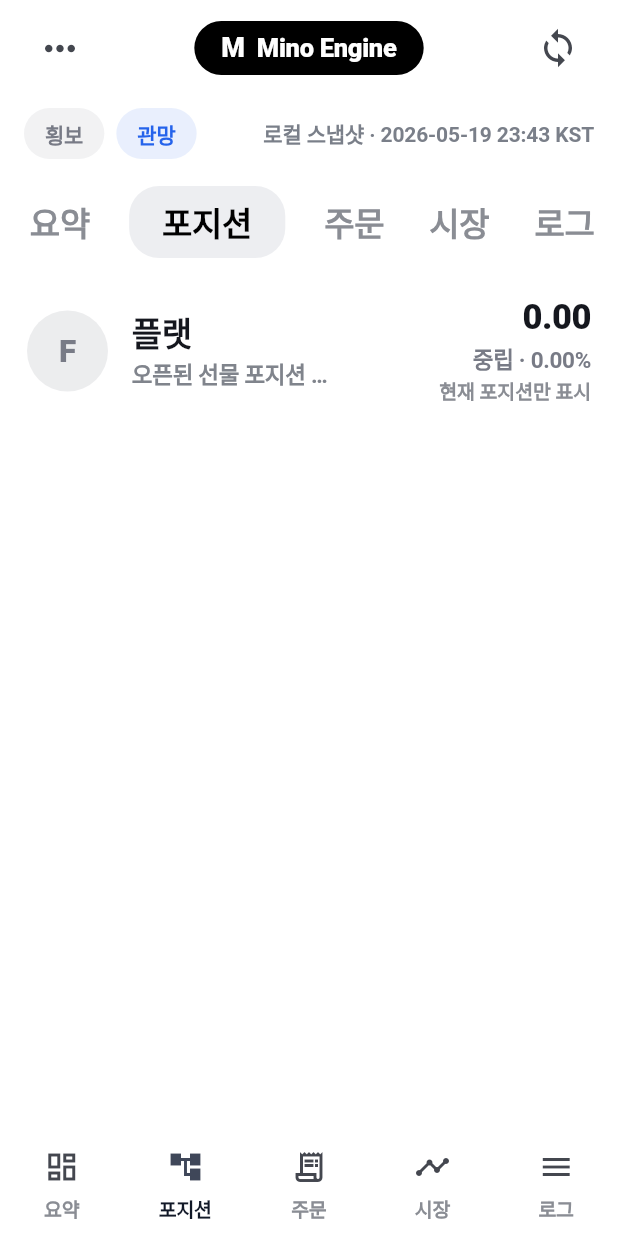
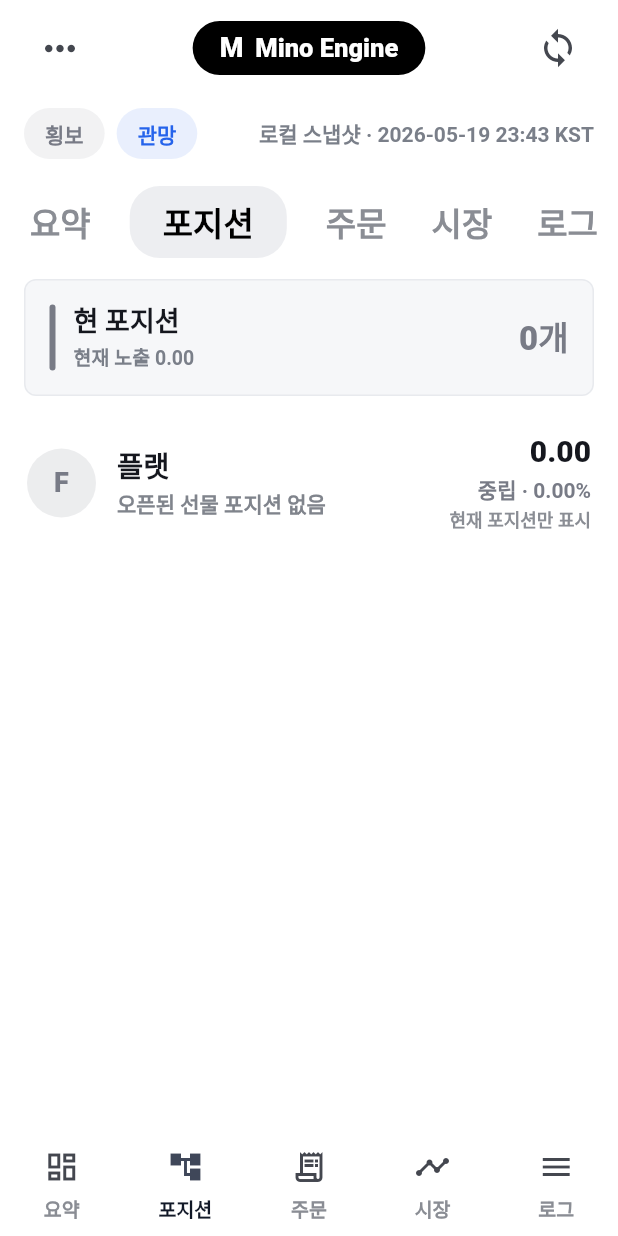
Before and after one commit to Mino1214/rebalancing, a Flutter app: the screen it shows after launch, after a tap on "포지션", on a phone screen of 412 x 824 dp. Run offline on Flutter 3.47's test engine with Material 3 defaults, Android fonts, the phone set to English and light mode, and no system bars; network calls fail.

Commit message:
Polish mobile observer console

```diff
--- a/apps/rebalancing_observer/lib/main.dart
+++ b/apps/rebalancing_observer/lib/main.dart
@@ -53,7 +53,7 @@
               color: states.contains(WidgetState.selected)
                   ? const Color(0xFF111827)
                   : const Color(0xFF8A8D94),
-              letterSpacing: -0.2,
+              letterSpacing: 0,
               height: 1.2,
             ),
           ),
@@ -225,7 +225,7 @@
                       style: Theme.of(context).textTheme.titleMedium?.copyWith(
                             color: Colors.white,
                             fontWeight: FontWeight.w800,
-                            letterSpacing: -0.2,
+                            letterSpacing: 0,
                             fontSize: 17,
                           ),
                     ),
@@ -267,7 +267,7 @@
                     color: Color(0xFF7A7F89),
                     fontSize: 14,
                     fontWeight: FontWeight.w700,
-                    letterSpacing: -0.1,
+                    letterSpacing: 0,
                   ),
                 ),
               ),
@@ -322,7 +322,7 @@
                     color: selected ? Colors.black : const Color(0xFF8A8D94),
                     fontSize: 22,
                     fontWeight: FontWeight.w800,
-                    letterSpacing: -0.2,
+                    letterSpacing: 0,
                     height: 1.1,
                   ),
                 ),
@@ -344,7 +344,13 @@
   Widget build(BuildContext context) {
     return RefreshIndicator(
       onRefresh: () async {},
-      child: WatchListScaffold(items: summaryItems(snapshot)),
+      child: WatchListScaffold(
+        title: '운영 요약',
+        subtitle: '${sourceLabel(snapshot.source)} · ${snapshot.lastUpdated}',
+        metric: compactUsdt(snapshot.equity),
+        accent: regimeColor(snapshot.regime),
+        items: summaryItems(snapshot),
+      ),
     );
   }
 }
@@ -356,7 +362,15 @@
 
   @override
   Widget build(BuildContext context) {
-    return WatchListScaffold(items: positionItems(snapshot));
+    return WatchListScaffold(
+      title: '현 포지션',
+      subtitle: '현재 노출 ${compactUsdt(snapshot.currentExposure)}',
+      metric: '${snapshot.positions.length}개',
+      accent: snapshot.positions.isEmpty
+          ? const Color(0xFF787B86)
+          : const Color(0xFF2563EB),
+      items: positionItems(snapshot),
+    );
   }
 }
 
@@ -367,7 +381,15 @@
 
   @override
   Widget build(BuildContext context) {
-    return WatchListScaffold(items: orderItems(snapshot));
+    return WatchListScaffold(
+      title: '주문 대기열',
+      subtitle: '목표 노출 ${compactUsdt(snapshot.targetExposure)}',
+      metric: '${snapshot.orders.length}개',
+      accent: snapshot.orders.isEmpty
+          ? const Color(0xFF787B86)
+          : const Color(0xFFC08A17),
+      items: orderItems(snapshot),
+    );
   }
 }
 
@@ -378,7 +400,13 @@
 
   @override
   Widget build(BuildContext context) {
-    return WatchListScaffold(items: marketItems(snapshot));
+    return WatchListScaffold(
+      title: '시장 콘솔',
+      subtitle: 'Stable.D · Top10.D · Breadth',
+      metric: snapshot.marketBias,
+      accent: regimeColor(snapshot.regime),
+      items: marketItems(snapshot),
+    );
   }
 }
 
@@ -389,23 +417,150 @@
 
   @override
   Widget build(BuildContext context) {
-    return WatchListScaffold(items: consoleItems(snapshot));
+    return WatchListScaffold(
+      title: '이벤트 로그',
+      subtitle: snapshot.lastUpdated,
+      metric: '${snapshot.events.length}개',
+      accent: const Color(0xFF2563EB),
+      items: consoleItems(snapshot),
+    );
   }
 }
 
 class WatchListScaffold extends StatelessWidget {
-  const WatchListScaffold({super.key, required this.items});
+  const WatchListScaffold({
+    super.key,
+    required this.items,
+    required this.title,
+    required this.subtitle,
+    required this.metric,
+    required this.accent,
+  });
 
   final List<WatchItem> items;
+  final String title;
+  final String subtitle;
+  final String metric;
+  final Color accent;
 
   @override
   Widget build(BuildContext context) {
     return ListView.separated(
-      padding: const EdgeInsets.only(top: 4, bottom: 24),
-      itemCount: items.length,
-      separatorBuilder: (_, __) => const Divider(
-          height: 1, indent: 76, endIndent: 18, color: Color(0xFFEDEEF1)),
-      itemBuilder: (context, index) => WatchRow(item: items[index]),
+      padding: const EdgeInsets.only(top: 6, bottom: 24),
+      itemCount: items.length + 1,
+      separatorBuilder: (context, index) {
+        if (index == 0) {
+          return const SizedBox(height: 6);
+        }
+        return const Divider(
+          height: 1,
+          indent: 68,
+          endIndent: 18,
+          color: Color(0xFFEDEEF1),
+        );
+      },
+      itemBuilder: (context, index) {
+        if (index == 0) {
+          return ConsoleHeader(
+            title: title,
+            subtitle: subtitle,
+            metric: metric,
+            accent: accent,
+          );
+        }
+        return WatchRow(item: items[index - 1]);
+      },
+    );
+  }
+}
+
+class ConsoleHeader extends StatelessWidget {
+  const ConsoleHeader({
+    super.key,
+    required this.title,
+    required this.subtitle,
+    required this.metric,
+    required this.accent,
+  });
+
+  final String title;
+  final String subtitle;
+  final String metric;
+  final Color accent;
+
+  @override
+  Widget build(BuildContext context) {
+    return Padding(
+      padding: const EdgeInsets.fromLTRB(16, 2, 16, 8),
+      child: Container(
+        constraints: const BoxConstraints(minHeight: 78),
+        padding: const EdgeInsets.symmetric(horizontal: 16, vertical: 12),
+        decoration: BoxDecoration(
+          color: const Color(0xFFF6F7F9),
+          border: Border.all(color: const Color(0xFFE8EAEE)),
+          borderRadius: BorderRadius.circular(8),
+        ),
+        child: Row(
+          children: [
+            Container(
+              width: 4,
+              height: 44,
+              decoration: BoxDecoration(
+                color: accent,
+                borderRadius: BorderRadius.circular(2),
+              ),
+            ),
+            const SizedBox(width: 12),
+            Expanded(
+              child: Column(
+                crossAxisAlignment: CrossAxisAlignment.start,
+                mainAxisAlignment: MainAxisAlignment.center,
+                children: [
+                  Text(
+                    title,
+                    maxLines: 1,
+                    overflow: TextOverflow.ellipsis,
+                    style: const TextStyle(
+                      fontSize: 18,
+                      fontWeight: FontWeight.w900,
+                      color: Color(0xFF15171E),
+                      letterSpacing: 0,
+                      height: 1.15,
+                    ),
+                  ),
+                  const SizedBox(height: 6),
+                  Text(
+                    subtitle,
+                    maxLines: 1,
+                    overflow: TextOverflow.ellipsis,
+                    style: const TextStyle(
+                      fontSize: 13,
+                      fontWeight: FontWeight.w700,
+                      color: Color(0xFF7A7F89),
+                      letterSpacing: 0,
+                      height: 1.2,
+                    ),
+                  ),
+                ],
+              ),
+            ),
+            const SizedBox(width: 12),
+            Text(
+              metric,
+              maxLines: 1,
+              overflow: TextOverflow.ellipsis,
+              textAlign: TextAlign.end,
+              style: TextStyle(
+                fontSize: 22,
+                fontWeight: FontWeight.w900,
+                color: accent,
+                letterSpacing: 0,
+                height: 1.1,
+              ),
+            ),
+          ],
+        ),
+      ),
     );
   }
 }
@@ -420,32 +575,32 @@
     final negative = item.change.trimLeft().startsWith('-');
     final changeColor = negative ? const Color(0xFFC8404A) : item.accent;
     final rightColumnWidth =
-        (MediaQuery.sizeOf(context).width * 0.32).clamp(150.0, 280.0);
+        (MediaQuery.sizeOf(context).width * 0.30).clamp(132.0, 260.0);
     final changeText = item.changePct.isEmpty
         ? item.change
         : '${item.change} · ${item.changePct}';
 
     return SizedBox(
-      height: 104,
+      height: 88,
       child: Padding(
         padding: const EdgeInsets.symmetric(horizontal: 18),
         child: Row(
           children: [
             CircleAvatar(
-              radius: 27,
+              radius: 23,
               backgroundColor: item.accent.withValues(alpha: 0.14),
               child: Text(
                 item.marker.toUpperCase(),
                 style: TextStyle(
                   color: item.accent,
-                  fontSize: 21,
+                  fontSize: 18,
                   fontWeight: FontWeight.w900,
-                  letterSpacing: -0.2,
+                  letterSpacing: 0,
                   height: 1.0,
                 ),
               ),
             ),
-            const SizedBox(width: 16),
+            const SizedBox(width: 14),
             Expanded(
               child: Column(
                 mainAxisAlignment: MainAxisAlignment.center,
@@ -456,23 +611,23 @@
                     maxLines: 1,
                     overflow: TextOverflow.ellipsis,
                     style: const TextStyle(
-                      fontSize: 22,
+                      fontSize: 19,
                       fontWeight: FontWeight.w800,
                       color: Color(0xFF15171E),
-                      letterSpacing: -0.3,
+                      letterSpacing: 0,
                       height: 1.15,
                     ),
                   ),
-                  const SizedBox(height: 6),
+                  const SizedBox(height: 5),
                   Text(
                     item.title,
                     maxLines: 1,
                     overflow: TextOverflow.ellipsis,
                     style: const TextStyle(
-                      fontSize: 15,
+                      fontSize: 14,
                       fontWeight: FontWeight.w600,
                       color: Color(0xFF80848C),
-                      letterSpacing: -0.2,
+                      letterSpacing: 0,
                       height: 1.25,
                     ),
                   ),
@@ -492,39 +647,39 @@
                     overflow: TextOverflow.ellipsis,
                     textAlign: TextAlign.end,
                     style: const TextStyle(
-                      fontSize: 23,
+                      fontSize: 20,
                       fontWeight: FontWeight.w800,
                       color: Color(0xFF15171E),
-                      letterSpacing: -0.3,
+                      letterSpacing: 0,
                       height: 1.15,
                     ),
                   ),
-                  const SizedBox(height: 6),
+                  const SizedBox(height: 5),
                   Text(
                     changeText,
                     maxLines: 1,
                     overflow: TextOverflow.ellipsis,
                     textAlign: TextAlign.end,
                     style: TextStyle(
-                      fontSize: 15,
+                      fontSize: 14,
                       fontWeight: FontWeight.w700,
                       color: changeColor,
-                      letterSpacing: -0.2,
+                      letterSpacing: 0,
                       height: 1.2,
                     ),
                   ),
                   if (item.meta.isNotEmpty) ...[
-                    const SizedBox(height: 4),
+                    const SizedBox(height: 3),
                     Text(
                       item.meta,
                       maxLines: 1,
                       overflow: TextOverflow.ellipsis,
                       textAlign: TextAlign.end,
                       style: const TextStyle(
-                        fontSize: 13,
+                        fontSize: 12,
                         fontWeight: FontWeight.w600,
                         color: Color(0xFF8A8D94),
-                        letterSpacing: -0.1,
+                        letterSpacing: 0,
                         height: 1.2,
                       ),
                     ),
@@ -563,7 +718,7 @@
           color: color,
           fontSize: 14,
           fontWeight: FontWeight.w800,
-          letterSpacing: -0.1,
+          letterSpacing: 0,
           height: 1.1,
         ),
       ),
@@ -713,9 +868,7 @@
             kind: 'ALERT',
             message: '트레이딩뷰 웹훅이 Cloudflare Worker에 수신됨'),
         EventView(
-            time: '23:43',
-            kind: 'DECISION',
-            message: 'RANGE 신호로 엔진이 관망 모드 유지'),
+            time: '23:43', kind: 'DECISION', message: 'RANGE 신호로 엔진이 관망 모드 유지'),
         EventView(
             time: '23:42',
             kind: 'SECRET',
```
